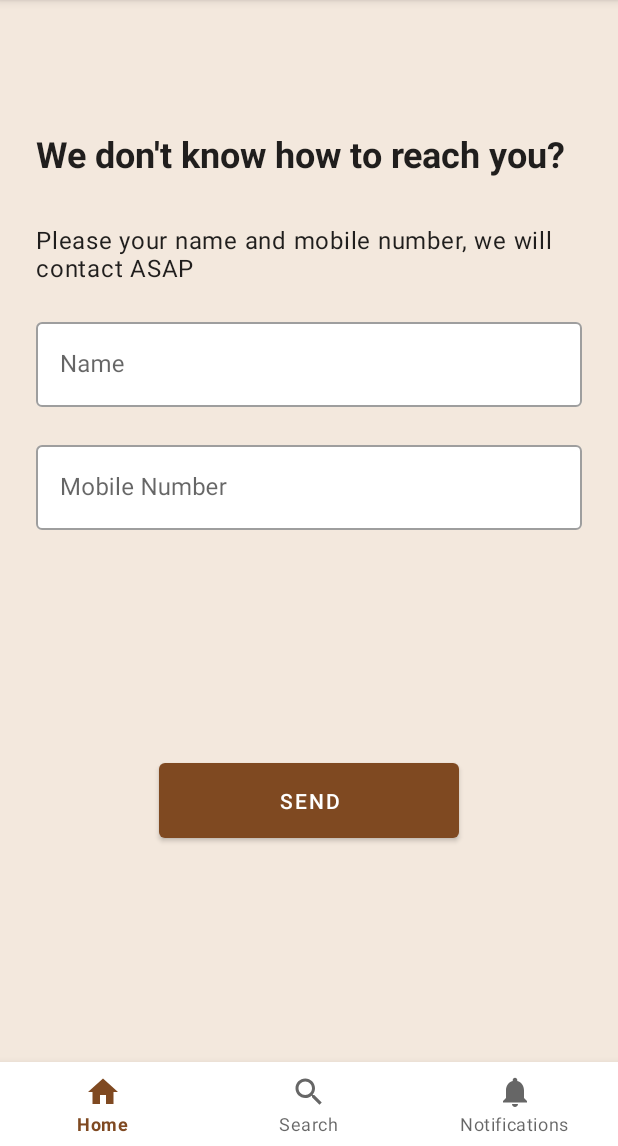
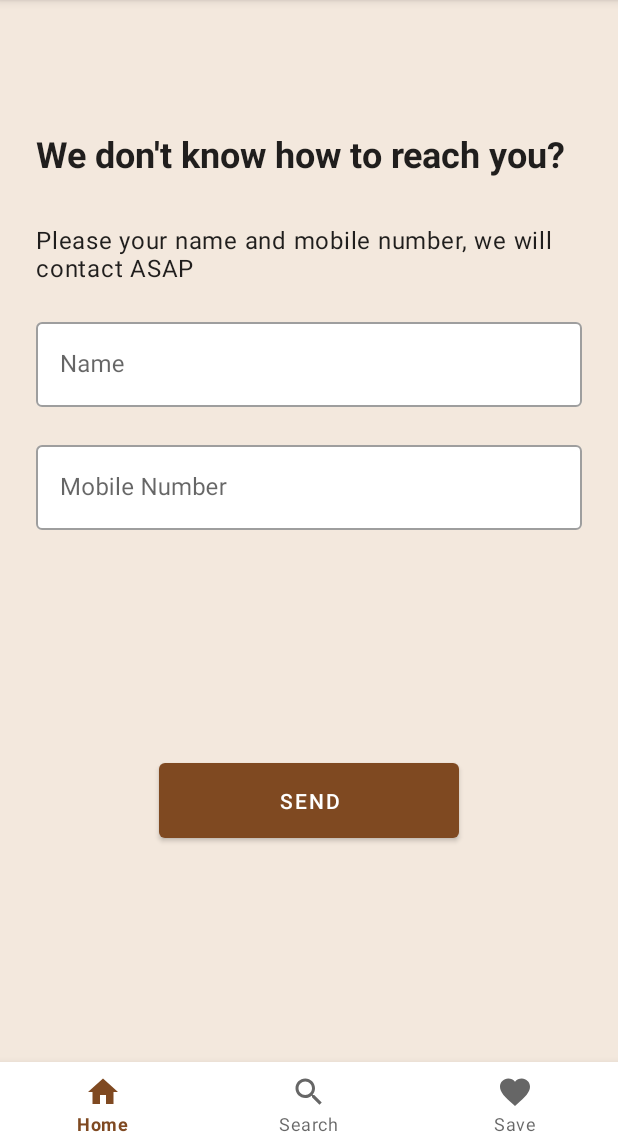
Before and after one commit to RefreshEnterAbel/Buchi-Intervew-Test, an Android app: the RequestAdoptFragment screen opened through its navigation route, on a phone screen of 412 x 824 dp, the part 90-1236 px from its top. Run offline under Robolectric (Android 15) with nearby library versions, the phone set to English and light mode, and no system bars; our stand-ins replace Picasso, navigation-ui; pictures from the network do not load.

Commit message:
change bottom bar icon

```diff
--- /dev/null
+++ b/app/src/main/res/drawable/ic_baseline_favorite_24.xml
@@ -0,0 +1,10 @@
+<vector xmlns:android="http://schemas.android.com/apk/res/android"
+    android:width="24dp"
+    android:height="24dp"
+    android:viewportWidth="24"
+    android:viewportHeight="24"
+    android:tint="?attr/colorControlNormal">
+  <path
+      android:fillColor="@android:color/white"
+      android:pathData="M12,21.35l-1.45,-1.32C5.4,15.36 2,12.28 2,8.5 2,5.42 4.42,3 7.5,3c1.74,0 3.41,0.81 4.5,2.09C13.09,3.81 14.76,3 16.5,3 19.58,3 22,5.42 22,8.5c0,3.78 -3.4,6.86 -8.55,11.54L12,21.35z"/>
+</vector>
--- a/app/src/main/res/menu/bottom_nav_menu.xml
+++ b/app/src/main/res/menu/bottom_nav_menu.xml
@@ -12,8 +12,8 @@
         android:title="@string/title_search" />
 
     <item
-        android:id="@+id/navigation_notifications"
-        android:icon="@drawable/ic_notifications_black_24dp"
-        android:title="@string/title_notifications" />
+        android:id="@+id/navigation_favorite"
+        android:icon="@drawable/ic_baseline_favorite_24"
+        android:title="@string/title_save" />
 
 </menu>
--- a/app/src/main/res/values/strings.xml
+++ b/app/src/main/res/values/strings.xml
@@ -40,6 +40,7 @@
     <string name="no_internet">NO Internet</string>
     <string name="connection_error_text">The connection terminated unexpectedly or no data was found. Please try again.</string>
     <string name="close">CLose</string>
+    <string name="title_save">Save</string>
 
 
     <string-array name="type_array">
```
